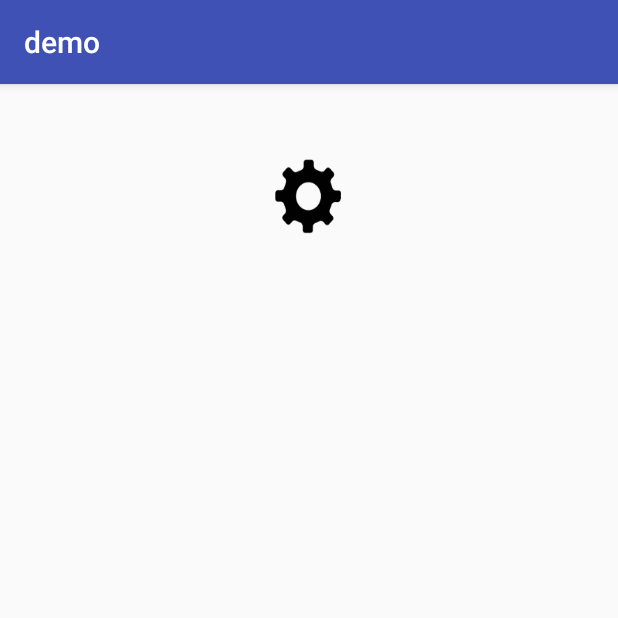
After one commit to ruoyewu/wbase, an Android app: the ChangeImageViewActivity screen opened directly, with no data from a screen before it, on a phone screen of 412 x 824 dp, the top half of it. The commit adds this screen. Run offline under Robolectric (Android 15) with nearby library versions, the phone set to English and light mode, and no system bars; pictures from the network do not load.

Commit message:
add ChangeImageView (可左右翻转的 ImageView)

```diff
--- a/demo/src/main/AndroidManifest.xml
+++ b/demo/src/main/AndroidManifest.xml
@@ -29,6 +29,7 @@
         <activity android:name=".HeartBeatActivity" />
         <activity android:name=".SortActivity" />
         <activity android:name=".ChangeTabActivity" />
+        <activity android:name=".ChangeImageViewActivity" />
 
         <provider
             android:name="android.support.v4.content.FileProvider"
--- /dev/null
+++ b/demo/src/main/java/com/wuruoye/demo/ChangeImageViewActivity.java
@@ -0,0 +1,44 @@
+package com.wuruoye.demo;
+
+import android.os.Bundle;
+import android.view.View;
+
+import com.wuruoye.library.ui.WBaseActivity;
+import com.wuruoye.library.widget.ChangeImageView;
+
+/**
+ * @Created : wuruoye
+ * @Date : 2018/5/24 20:21.
+ * @Description :
+ */
+public class ChangeImageViewActivity extends WBaseActivity implements View.OnClickListener {
+    private ChangeImageView civ;
+
+    private boolean mIsSelect;
+
+    @Override
+    protected int getContentView() {
+        return R.layout.activity_change_iv;
+    }
+
+    @Override
+    protected void initData(Bundle bundle) {
+
+    }
+
+    @Override
+    protected void initView() {
+        civ = findViewById(R.id.civ_change_iv);
+        civ.setOnClickListener(this);
+    }
+
+    @Override
+    public void onClick(View view) {
+        if (mIsSelect) {
+            civ.back();
+        }else {
+            civ.select();
+        }
+        mIsSelect = !mIsSelect;
+    }
+}
--- /dev/null
+++ b/demo/src/main/res/drawable/ic_circle_gray_solid.xml
@@ -0,0 +1,5 @@
+<?xml version="1.0" encoding="utf-8"?>
+<shape android:shape="oval" xmlns:android="http://schemas.android.com/apk/res/android">
+
+    <solid android:color="#000000"/>
+</shape>
--- /dev/null
+++ b/demo/src/main/res/layout/activity_change_iv.xml
@@ -0,0 +1,16 @@
+<?xml version="1.0" encoding="utf-8"?>
+<LinearLayout xmlns:android="http://schemas.android.com/apk/res/android"
+    xmlns:app="http://schemas.android.com/apk/res-auto"
+    android:orientation="vertical"
+    android:layout_width="match_parent"
+    android:layout_height="match_parent">
+
+    <com.wuruoye.library.widget.ChangeImageView
+        android:id="@+id/civ_change_iv"
+        app:civImg="@drawable/ic_check"
+        android:src="@drawable/ic_setting"
+        android:layout_gravity="center"
+        android:layout_marginTop="50dp"
+        android:layout_width="50dp"
+        android:layout_height="50dp" />
+</LinearLayout>
--- a/demo/src/main/res/layout/activity_main.xml
+++ b/demo/src/main/res/layout/activity_main.xml
@@ -59,6 +59,12 @@
                 android:text="change tab"
                 android:layout_width="match_parent"
                 android:layout_height="wrap_content" />
+
+            <Button
+                android:id="@+id/btn_main_change_iv"
+                android:text="change iv"
+                android:layout_width="match_parent"
+                android:layout_height="wrap_content" />
         </LinearLayout>
     </ScrollView>
 </LinearLayout>
--- a/library/src/main/java/com/wuruoye/library/util/ResourceUtil.java
+++ b/library/src/main/java/com/wuruoye/library/util/ResourceUtil.java
@@ -5,6 +5,10 @@ import android.graphics.Bitmap;
 import android.graphics.BitmapFactory;
 import android.graphics.drawable.Drawable;
 import android.support.v4.app.ActivityCompat;
+import android.util.TypedValue;
+
+import com.wuruoye.library.R;
+
 
 /**
  * Created by wuruoye on 2018/2/25.
@@ -27,4 +31,22 @@ public class ResourceUtil {
     public static Bitmap getBitmap(Context context, int resourceId) {
         return BitmapFactory.decodeResource(context.getResources(), resourceId);
     }
+
+    public static int getColorPrimary(Context context) {
+        TypedValue value = new TypedValue();
+        context.getTheme().resolveAttribute(R.attr.colorPrimary, value, true);
+        return value.data;
+    }
+
+    public static int getColorPrimaryDark(Context context) {
+        TypedValue value = new TypedValue();
+        context.getTheme().resolveAttribute(R.attr.colorPrimaryDark, value, true);
+        return value.data;
+    }
+
+    public static int getColorAccent(Context context) {
+        TypedValue value = new TypedValue();
+        context.getTheme().resolveAttribute(R.attr.colorAccent, value, true);
+        return value.data;
+    }
 }
--- /dev/null
+++ b/library/src/main/java/com/wuruoye/library/widget/ChangeImageView.java
@@ -0,0 +1,294 @@
+package com.wuruoye.library.widget;
+
+import android.content.Context;
+import android.content.res.TypedArray;
+import android.graphics.Bitmap;
+import android.graphics.Canvas;
+import android.graphics.Paint;
+import android.graphics.Rect;
+import android.graphics.RectF;
+import android.graphics.drawable.BitmapDrawable;
+import android.graphics.drawable.Drawable;
+import android.net.Uri;
+import android.support.annotation.Nullable;
+import android.support.v4.graphics.drawable.DrawableCompat;
+import android.support.v7.content.res.AppCompatResources;
+import android.util.AttributeSet;
+import android.view.animation.AccelerateDecelerateInterpolator;
+import android.view.animation.Interpolator;
+
+import com.wuruoye.library.R;
+import com.wuruoye.library.util.ResourceUtil;
+
+/**
+ * @Created : wuruoye
+ * @Date : 2018/5/24 22:05.
+ * @Description : 可以左右旋转的 ImageView
+ */
+public class ChangeImageView extends android.support.v7.widget.AppCompatImageView {
+    public static final int MAX_ALPHA = 255;
+    public static final float DEFAULT_CLIP = 0.05F;
+    public static final float DEFAULT_SCALE = 0.6F;
+    public static final Interpolator DEFAULT_INTERPOLATOR = new AccelerateDecelerateInterpolator();
+
+    // 圆形蒙版颜色
+    private int mTint;
+    // 勾选图片颜色
+    private int mImgTint;
+    // 勾选图片资源
+    private int mImg;
+    // 步进
+    private float mClip;
+    // 勾选图片缩放
+    private float mScale;
+
+    // 圆形画笔
+    private Paint mPaint;
+    private Drawable mOriginDrawable;
+    private Drawable mImgDrawable;
+    private Rect mAllRect;
+    private Rect mCheckRect;
+    private RectF mAllRectF;
+
+    // 插值器
+    private Interpolator mInterpolator = DEFAULT_INTERPOLATOR;
+    private float mProgress;
+    private int mLength;
+    // 是否正在翻转
+    private boolean mIsChecking;
+
+    public ChangeImageView(Context context) {
+        super(context);
+        init();
+    }
+
+    public ChangeImageView(Context context, @Nullable AttributeSet attrs) {
+        super(context, attrs);
+        getAttr(context, attrs);
+        init();
+    }
+
+    public ChangeImageView(Context context, @Nullable AttributeSet attrs, int defStyleAttr) {
+        super(context, attrs, defStyleAttr);
+        getAttr(context, attrs);
+        init();
+    }
+
+    private void getAttr(Context context, AttributeSet attrs) {
+        TypedArray ta = context.obtainStyledAttributes(attrs, R.styleable.ChangeImageView);
+        mTint = ta.getColor(R.styleable.ChangeImageView_civTint,
+                ResourceUtil.getColorPrimary(context));
+        mImgTint = ta.getColor(R.styleable.ChangeImageView_civImgTint,
+                ResourceUtil.getColorAccent(context));
+        mImg = ta.getResourceId(R.styleable.ChangeImageView_civImg, 0);
+        mClip = ta.getFloat(R.styleable.ChangeImageView_civClip, DEFAULT_CLIP);
+        mScale = ta.getFloat(R.styleable.ChangeImageView_civScale, DEFAULT_SCALE);
+        ta.recycle();
+    }
+
+    // 初始化
+    private void init() {
+        mAllRect = new Rect();
+        mAllRectF = new RectF();
+        mCheckRect = new Rect();
+
+        mPaint = new Paint();
+        mPaint.setAntiAlias(true);
+        mPaint.setStyle(Paint.Style.FILL);
+        mPaint.setColor(mTint);
+
+        setImgResource(mImg);
+        initDrawable();
+    }
+
+    // 勾选开始
+    public void select() {
+        mProgress = 0;
+        mIsChecking = true;
+        postInvalidate();
+    }
+
+    // 返回开始
+    public void back() {
+        mProgress = 1;
+        mIsChecking = false;
+        postInvalidate();
+    }
+
+    public void setInterpolator(Interpolator interpolator) {
+        mInterpolator = interpolator;
+    }
+
+    public void setTint(int tint) {
+        mTint = tint;
+        mPaint.setColor(tint);
+    }
+
+    public void setImgTint(int tint) {
+        mImgTint = tint;
+        DrawableCompat.setTint(mImgDrawable, tint);
+    }
+
+    private void setImgResource(int resource) {
+        mImgDrawable = AppCompatResources.getDrawable(getContext(), resource);
+        DrawableCompat.setTint(mImgDrawable, mImgTint);
+    }
+
+    private void setImgDrawable(Drawable drawable) {
+        mImgDrawable = drawable;
+        DrawableCompat.setTint(mImgDrawable, mImgTint);
+    }
+
+    private void setImgBitmap(Bitmap bitmap) {
+        mImgDrawable = new BitmapDrawable(getResources(), bitmap);
+        DrawableCompat.setTint(mImgDrawable, mImgTint);
+    }
+
+    @Override
+    public void setImageResource(int resId) {
+        super.setImageResource(resId);
+        initDrawable();
+    }
+
+    @Override
+    public void setImageBitmap(Bitmap bm) {
+        super.setImageBitmap(bm);
+        initDrawable();
+    }
+
+    @Override
+    public void setImageDrawable(@Nullable Drawable drawable) {
+        super.setImageDrawable(drawable);
+        initDrawable();
+    }
+
+    @Override
+    public void setImageURI(@Nullable Uri uri) {
+        super.setImageURI(uri);
+        initDrawable();
+    }
+
+    @Override
+    protected void onDraw(Canvas canvas) {
+        super.onDraw(canvas);
+
+        // 获取插值后的 mProgress
+        float progress = getProgress();
+
+        canvas.save();
+        int width = canvas.getWidth() / 2;
+        if (progress < 0.5) {
+            // 0 ~ 0.5 -> 1 ~ 0
+            // 画原图片
+            progress = beforeFirst(progress);
+            canvas.scale(progress, 1, width, width);
+
+            drawOriginImg(canvas);
+        }else {
+            // 0.5 ~ 1 -> 0 ~ 1
+            // 画勾选图片
+            progress = beforeSecond(progress);
+            canvas.scale(progress, 1, width, width);
+
+            canvas.drawOval(mAllRectF, mPaint);
+            drawCheckImg(progress, canvas);
+        }
+        canvas.restore();
+
+        // 更新 mProgress
+        afterDraw();
+    }
+
+    private void initDrawable() {
+        if (getDrawable() != null) {
+            mOriginDrawable = getDrawable();
+            setImageDrawable(null);
+        }
+    }
+
+    private float getProgress() {
+        return mInterpolator.getInterpolation(mProgress);
+    }
+
+    private float beforeFirst(float progress) {
+        return 1 - progress * 2;
+    }
+
+    private float beforeSecond(float progress) {
+        return progress * 2 - 1;
+    }
+
+    private void drawOriginImg(Canvas canvas) {
+        if (mOriginDrawable != null) {
+            mOriginDrawable.setBounds(mAllRect);
+            mOriginDrawable.draw(canvas);
+        }
+    }
+
+    private void drawCheckImg(float progress, Canvas canvas) {
+        if (mImgDrawable != null) {
+            mImgDrawable.setAlpha(getAlpha(progress));
+
+            int w = getWidth() / 2;
+            int width = (int) (w * mScale * progress);
+            mCheckRect.set(w - width, w - width, w + width, w + width);
+            mImgDrawable.setBounds(mCheckRect);
+
+            mImgDrawable.draw(canvas);
+        }
+    }
+
+    private int getAlpha(float progress) {
+        if (progress > 1) {
+            progress = 1;
+        }else if (progress < 0) {
+            progress = 0;
+        }
+
+        return (int) (progress * MAX_ALPHA);
+    }
+
+    private void afterDraw() {
+        if (mIsChecking) {
+            mProgress += mClip;
+            if (mProgress < 1) {
+                postInvalidate();
+            }else {
+                if (mProgress - 1 < mClip) {
+                    mProgress = 1;
+                    postInvalidate();
+                }
+            }
+        }else {
+            mProgress -= mClip;
+            if (mProgress > 0) {
+                postInvalidate();
+            }else {
+                if (mProgress > -mClip) {
+                    mProgress = 0;
+                    postInvalidate();
+                }
+            }
+        }
+    }
+
+    // 保证控件是个方形
+    @Override
+    protected void onMeasure(int widthMeasureSpec, int heightMeasureSpec) {
+        if (widthMeasureSpec > heightMeasureSpec) {
+            widthMeasureSpec = heightMeasureSpec;
+        }else if (heightMeasureSpec > widthMeasureSpec) {
+            heightMeasureSpec = widthMeasureSpec;
+        }
+        super.onMeasure(widthMeasureSpec, heightMeasureSpec);
+    }
+
+    @Override
+    protected void onSizeChanged(int w, int h, int oldw, int oldh) {
+        int l = w / 4;
+        mAllRectF.set(0, 0, w, w);
+        mAllRect.set(0, 0, w, w);
+        mCheckRect.set(l, l, w - l, w - l);
+        super.onSizeChanged(w, h, oldw, oldh);
+    }
+}
--- a/library/src/main/java/com/wuruoye/library/widget/HeartBeatView.java
+++ b/library/src/main/java/com/wuruoye/library/widget/HeartBeatView.java
@@ -41,7 +41,6 @@ public class HeartBeatView extends View {
 
     public HeartBeatView(Context context) {
         super(context);
-        init(null);
     }
 
     public HeartBeatView(Context context, @Nullable AttributeSet attrs) {
--- /dev/null
+++ b/library/src/main/res/drawable/ic_circle_gray_solid.xml
@@ -0,0 +1,5 @@
+<?xml version="1.0" encoding="utf-8"?>
+<shape android:shape="oval" xmlns:android="http://schemas.android.com/apk/res/android">
+
+    <solid android:color="#000000"/>
+</shape>
```
Also changed, not shown: demo/src/main/java/com/wuruoye/demo/MainActivity.java (+7 -0 lines), library/src/main/java/com/wuruoye/library/util/BitmapUtil.java (+44 -0 lines), library/src/main/res/drawable/drawable_scale.xml (added, +7 -0 lines), library/src/main/res/values/attr.xml (+9 -0 lines), demo/src/main/res/drawable-xxhdpi/ic_check.png (added), demo/src/main/res/drawable-xxhdpi/ic_setting.png (added).
